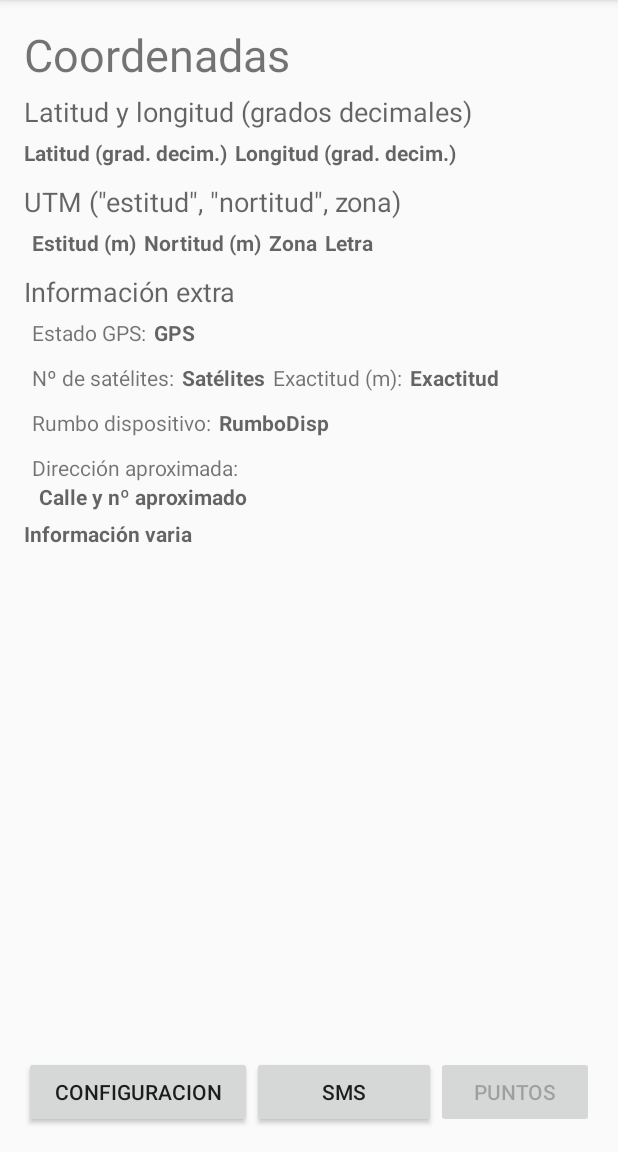
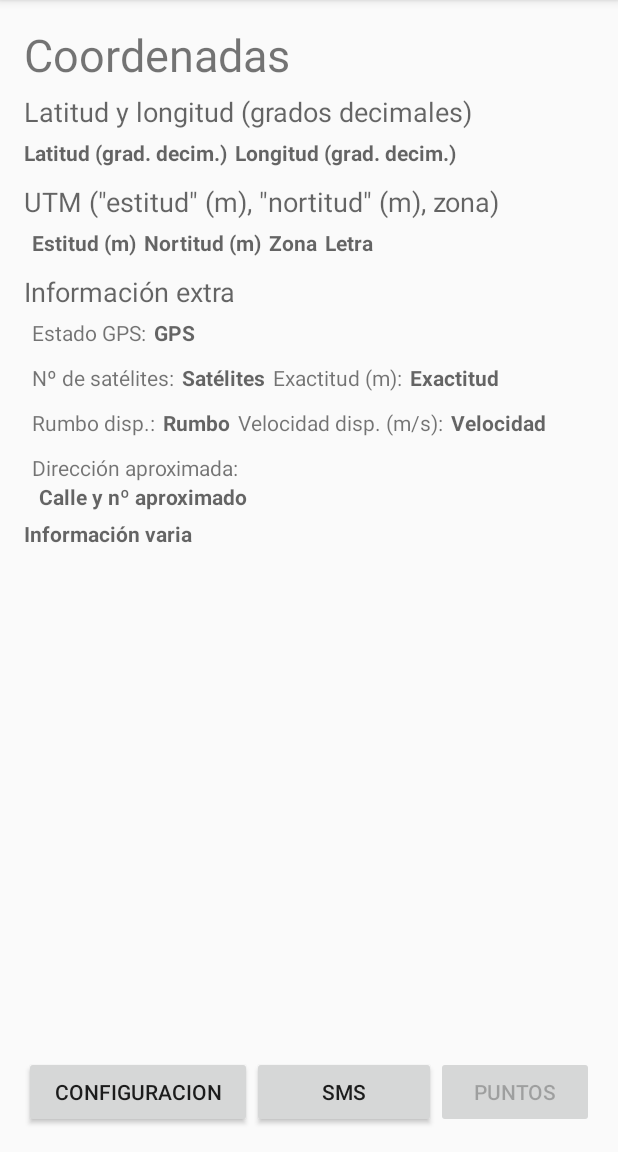
Before and after one commit to Joaquin-A/GPS_coordUTM, an Android app: the screen it shows after launch (CoordenadasActivity), on a phone screen of 412 x 824 dp, the part 84-1236 px from its top. Run offline under Robolectric (Android 15) with nearby library versions, the phone set to English and light mode, and no system bars; libraries missing offline, so code that uses them is left out: uk.me.jstott.

Commit message:
Se muestra la velocidad el dispositivo. Se modifican algunas etiquetas en el layout para mejorar el maquetado

```diff
--- a/app/src/main/java/com/example/joaquin/gps_coordutm/CoordenadasActivity.java
+++ b/app/src/main/java/com/example/joaquin/gps_coordutm/CoordenadasActivity.java
@@ -29,7 +29,7 @@ public class CoordenadasActivity extends AppCompatActivity {
     public TextView mtxtviwLatitud, mtxtviwLongitud,
             mtxtviwEasting, mtxtviwNorthing, mtxtviwZona, mtxtviwLetraZona,
             mtxtviwNumSatelites, mtxtviwEstadoGPS, mtxtviwDireccion, mtxtviwBitacora,
-            mtxtviwExactitud, mtxtviwRumboDisp;
+            mtxtviwExactitud, mtxtviwRumboDisp, mtxtviwVelocidadDisp;
 
     public boolean mblnPrefDireccion;
 
@@ -51,6 +51,7 @@ public class CoordenadasActivity extends AppCompatActivity {
         mtxtviwBitacora = (TextView) findViewById(R.id.textviewBitacora);
         mtxtviwExactitud = (TextView) findViewById(R.id.textviewExactitud);
         mtxtviwRumboDisp = (TextView) findViewById(R.id.textviewRumboDispositivo);
+        mtxtviwVelocidadDisp = (TextView) findViewById(R.id.textviewVelocidadDispositivo);
 
         //Creamos un listener para manejar el obj Location
         MiLocationListener mlocListener = new MiLocationListener();
--- a/app/src/main/java/com/example/joaquin/gps_coordutm/MiLocationListener.java
+++ b/app/src/main/java/com/example/joaquin/gps_coordutm/MiLocationListener.java
@@ -28,6 +28,8 @@ public class MiLocationListener implements LocationListener {
         double dblLatitud = loc.getLatitude();
         double dblLongitud = loc.getLongitude();
         Bundle bundleExtra = loc.getExtras();
+        float fltRumbo = loc.getBearing();
+        float fltVelocidad = loc.getSpeed();
 
         /*Documentación de Location
         http://developer.android.com/reference/android/location/Location.html*/
@@ -53,10 +55,16 @@ public class MiLocationListener implements LocationListener {
             mprincipalActivity.mtxtviwExactitud.setText("No tiene exactitud");
 
         //Rumdo dispositivo
-        if (loc.hasBearing())
-            mprincipalActivity.mtxtviwRumboDisp.setText(puntoCardinal(loc.getBearing()));
+        if (fltRumbo != 0.0)
+            mprincipalActivity.mtxtviwRumboDisp.setText(puntoCardinal(fltRumbo));
         else
             mprincipalActivity.mtxtviwRumboDisp.setText("No tiene rumbo");
+
+        //Velocidad dispositivo
+        if (fltVelocidad  != 0.0)
+            mprincipalActivity.mtxtviwVelocidadDisp.setText(String.format("%.1f",fltVelocidad));
+        else
+            mprincipalActivity.mtxtviwVelocidadDisp.setText("No tiene velocidad");
 
         mprincipalActivity.mtxtviwNumSatelites.setText(String.format("%d", bundleExtra.getInt("satellites", -999)));
 
--- a/app/src/main/res/layout/activity_coordenadas.xml
+++ b/app/src/main/res/layout/activity_coordenadas.xml
@@ -69,7 +69,7 @@
             android:layout_width="match_parent"
             android:layout_height="wrap_content"
             android:textAppearance="?android:attr/textAppearanceMedium"
-            android:text="UTM (&quot;estitud&quot;, &quot;nortitud&quot;, zona)"
+            android:text="UTM (&quot;estitud&quot; (m), &quot;nortitud&quot; (m), zona)"
             />
         <LinearLayout
             android:layout_width="match_parent"
@@ -212,17 +212,31 @@
                 android:layout_width="wrap_content"
                 android:layout_height="wrap_content"
                 android:textAppearance="?android:attr/textAppearanceSmall"
-                android:text="Rumbo dispositivo:"
+                android:text="Rumbo disp.:"
                 android:paddingLeft="5dp"
                 />
             <TextView android:id="@+id/textviewRumboDispositivo"
                 android:layout_width="wrap_content"
                 android:layout_height="wrap_content"
                 android:textAppearance="?android:attr/textAppearanceSmall"
-                android:hint="RumboDisp"
+                android:hint="Rumbo"
                 android:textStyle="bold"
                 android:paddingLeft="5dp"
-
+                />
+            <TextView android:id="@+id/textviewEtiquetaVelocidadDispositivo"
+                android:layout_width="wrap_content"
+                android:layout_height="wrap_content"
+                android:textAppearance="?android:attr/textAppearanceSmall"
+                android:text="Velocidad disp. (m/s):"
+                android:paddingLeft="5dp"
+                />
+            <TextView android:id="@+id/textviewVelocidadDispositivo"
+                android:layout_width="wrap_content"
+                android:layout_height="wrap_content"
+                android:textAppearance="?android:attr/textAppearanceSmall"
+                android:hint="Velocidad"
+                android:textStyle="bold"
+                android:paddingLeft="5dp"
                 />
         </LinearLayout>
         <TextView android:id="@+id/textviewEtiquetaDireccion"
```
